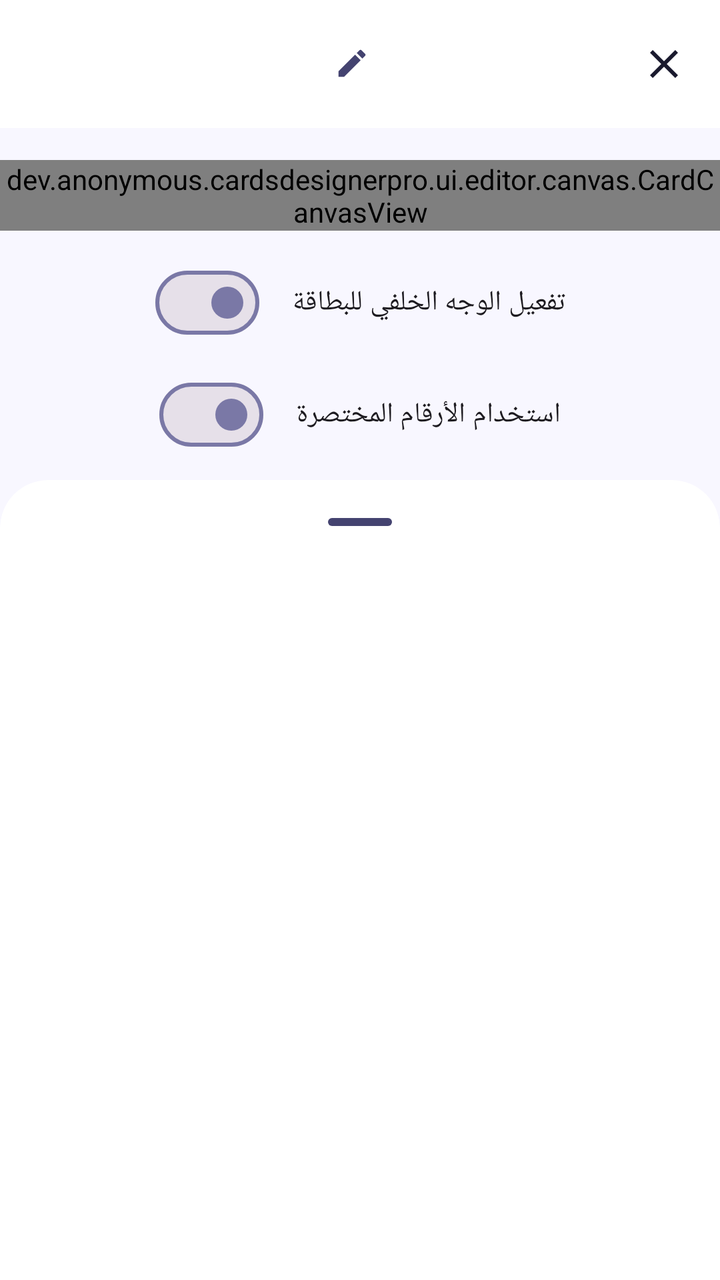
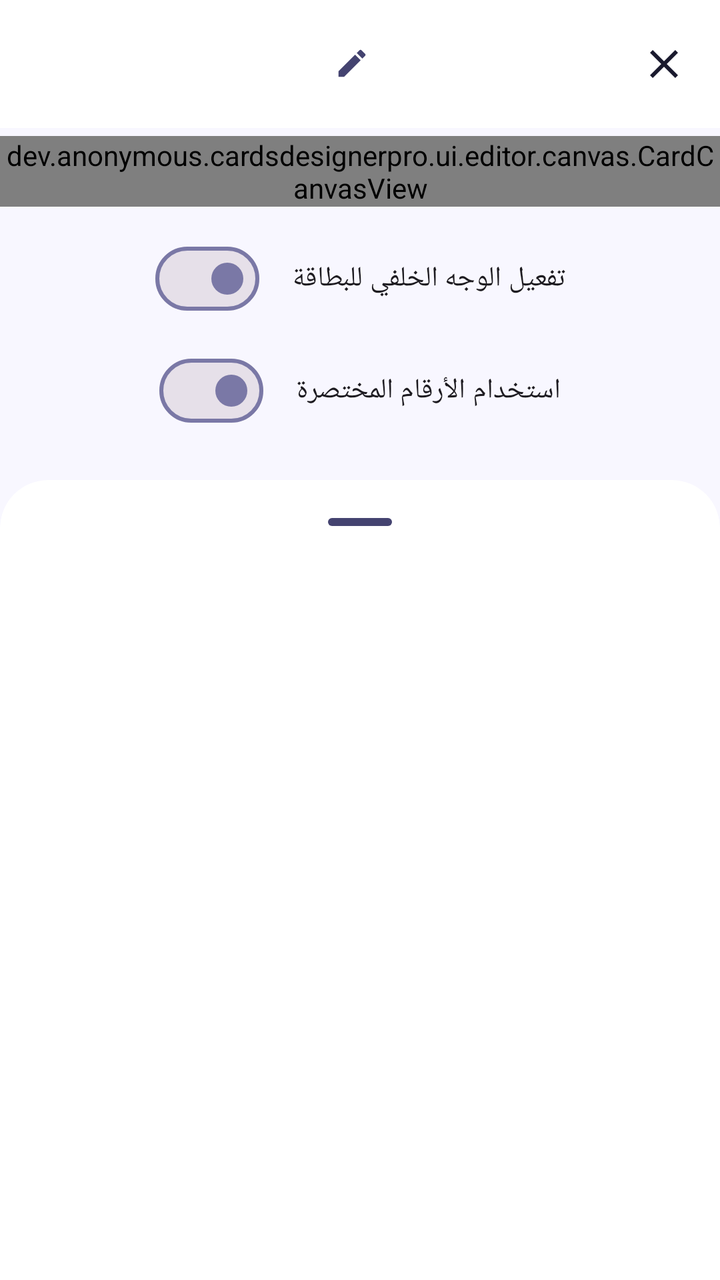

Before-and-after screenshots of an Android layout around one commit, followed by the original layout XML and the change that was made.
<!-- AndroidManifest.xml: application theme Theme.CardsDesignerPro -->
<!-- res/layout/activity_editor.xml -->
<?xml version="1.0" encoding="utf-8"?>
<FrameLayout xmlns:android="http://schemas.android.com/apk/res/android"
    xmlns:app="http://schemas.android.com/apk/res-auto"
    android:layout_width="match_parent"
    android:layout_height="match_parent"
    android:layoutDirection="rtl">

    <androidx.coordinatorlayout.widget.CoordinatorLayout
        android:layout_width="match_parent"
        android:layout_height="match_parent">

        
        <com.google.android.material.appbar.AppBarLayout
            android:id="@+id/app_bar"
            android:layout_width="match_parent"
            android:layout_height="wrap_content"
            android:background="?attr/colorSurface"
            app:liftOnScrollColor="@android:color/transparent">

            <com.google.android.material.appbar.MaterialToolbar
                android:id="@+id/toolbar"
                android:layout_width="match_parent"
                android:layout_height="?attr/actionBarSize"
                app:layout_scrollFlags="scroll|enterAlways|snap"
                app:navigationContentDescription="@string/btn_close"
                app:navigationIcon="@drawable/ic_close_24"
                app:navigationIconTint="?attr/colorOnSurface"
                app:title=" "
                app:titleTextColor="?attr/colorOnSurface">

                <LinearLayout
                    android:id="@+id/btn_edit_title"
                    android:layout_width="wrap_content"
                    android:layout_height="wrap_content"
                    android:layout_gravity="center"
                    android:background="?attr/selectableItemBackground"
                    android:clickable="true"
                    android:focusable="true"
                    android:gravity="center_vertical"
                    android:orientation="horizontal"
                    android:paddingHorizontal="16dp"
                    android:paddingVertical="8dp">

                    <TextView
                        android:id="@+id/tv_template_name"
                        android:layout_width="wrap_content"
                        android:layout_height="wrap_content"
                        android:layout_marginEnd="8dp"
                        android:textAppearance="?attr/textAppearanceTitleMedium"
                        android:textColor="?attr/colorOnSurface" />

                    <ImageView
                        android:layout_width="18dp"
                        android:layout_height="18dp"
                        android:src="@drawable/ic_rename_24"
                        app:tint="?attr/colorOnSurfaceVariant" />
                </LinearLayout>
            </com.google.android.material.appbar.MaterialToolbar>

        </com.google.android.material.appbar.AppBarLayout>

        
        <androidx.core.widget.NestedScrollView
            android:id="@+id/scroll_editor"
            android:layout_width="match_parent"
            android:layout_height="match_parent"
            android:clipToPadding="false"
            android:paddingBottom="300dp"
            app:layout_behavior="@string/appbar_scrolling_view_behavior">

            <androidx.constraintlayout.widget.ConstraintLayout
                android:layout_width="match_parent"
                android:layout_height="wrap_content"
                android:paddingBottom="48dp">

                
                <LinearLayout
                    android:id="@+id/ll_active_side_toggle"
                    android:layout_width="0dp"
                    android:layout_height="wrap_content"
                    android:layout_marginTop="16dp"
                    android:orientation="vertical"
                    android:gravity="center"
                    android:background="?attr/selectableItemBackground"
                    android:clickable="true"
                    android:focusable="true"
                    android:visibility="gone"
                    app:layout_constraintTop_toTopOf="parent"
                    app:layout_constraintStart_toStartOf="parent"
                    app:layout_constraintEnd_toEndOf="parent"
                    app:layout_constraintWidth_max="600dp">

                    <TextView
                        android:id="@+id/tv_side_title"
                        android:layout_width="wrap_content"
                        android:layout_height="wrap_content"
                        android:text="@string/editor_front_side_title"
                        android:textAppearance="?attr/textAppearanceTitleLarge"
                        android:textStyle="bold"
                        android:textColor="?attr/colorPrimary" />

                    <TextView
                        android:id="@+id/tv_side_subtitle"
                        android:layout_width="wrap_content"
                        android:layout_height="wrap_content"
                        android:layout_marginTop="2dp"
                        android:text="@string/editor_front_side_subtitle"
                        android:textAppearance="?attr/textAppearanceBodySmall"
                        android:textColor="?attr/colorOnSurfaceVariant" />
                </LinearLayout>

                
                <dev.anonymous.cardsdesignerpro.ui.editor.canvas.CardCanvasView
                    android:id="@+id/card_canvas"
                    android:layout_width="0dp"
                    android:layout_height="wrap_content"
                    android:layout_marginTop="16dp"
                    android:background="?attr/colorSurfaceVariant"
                    app:layout_constraintEnd_toEndOf="parent"
                    app:layout_constraintStart_toStartOf="parent"
                    app:layout_constraintTop_toBottomOf="@id/ll_active_side_toggle"
                    app:layout_constraintWidth_max="600dp" />

                
                <TextView
                    android:id="@+id/tv_out_of_bounds"
                    android:layout_width="0dp"
                    android:layout_height="wrap_content"
                    android:background="?attr/colorErrorContainer"
                    android:gravity="center"
                    android:paddingVertical="6dp"
                    android:text="@string/out_of_bounds_warning"
                    android:textAppearance="?attr/textAppearanceLabelMedium"
                    android:textColor="?attr/colorError"
                    android:visibility="gone"
                    app:layout_constraintEnd_toEndOf="parent"
                    app:layout_constraintStart_toStartOf="parent"
                    app:layout_constraintTop_toBottomOf="@id/card_canvas"
                    app:layout_constraintWidth_max="600dp" />



                
                <com.google.android.material.materialswitch.MaterialSwitch
                    android:id="@+id/switch_back_side"
                    android:layout_width="wrap_content"
                    android:layout_height="wrap_content"
                    android:layout_marginTop="12dp"
                    android:text="@string/label_enable_back_side"
                    android:textAppearance="?attr/textAppearanceBodyMedium"
                    app:layout_constraintEnd_toEndOf="parent"
                    app:layout_constraintStart_toStartOf="parent"
                    app:layout_constraintTop_toBottomOf="@id/tv_out_of_bounds" />

                
                <com.google.android.material.materialswitch.MaterialSwitch
                    android:id="@+id/switch_short_numbers"
                    android:layout_width="wrap_content"
                    android:layout_height="wrap_content"
                    android:layout_marginTop="8dp"
                    android:text="@string/label_short_numbers_switch"
                    android:textAppearance="?attr/textAppearanceBodyMedium"
                    app:layout_constraintEnd_toEndOf="parent"
                    app:layout_constraintStart_toStartOf="parent"
                    app:layout_constraintTop_toBottomOf="@id/switch_back_side" />

            </androidx.constraintlayout.widget.ConstraintLayout>
        </androidx.core.widget.NestedScrollView>

    </androidx.coordinatorlayout.widget.CoordinatorLayout>


    
    <com.google.android.material.card.MaterialCardView
        android:id="@+id/bottom_sheet_host"
        android:layout_width="match_parent"
        android:layout_height="400dp"
        android:layout_gravity="bottom"
        app:cardBackgroundColor="?attr/colorSurface"
        app:shapeAppearanceOverlay="@style/ShapeAppearanceOverlay.TopRounded"
        app:strokeWidth="0dp"
        android:clickable="true"
        android:focusable="true">

        <LinearLayout
            android:layout_width="match_parent"
            android:layout_height="match_parent"
            android:orientation="vertical">

            
            <com.google.android.material.bottomsheet.BottomSheetDragHandleView
                android:id="@+id/dragHandelView"
                android:layout_width="match_parent"
                android:layout_height="wrap_content" />

            
            <androidx.fragment.app.FragmentContainerView
                android:id="@+id/bottom_sheet_container"
                android:layout_width="match_parent"
                android:layout_height="match_parent" />

        </LinearLayout>
    </com.google.android.material.card.MaterialCardView>

</FrameLayout>
<!-- resources referenced by this layout -->
<resources>
  <!-- drawable ic_close_24 (drawable) -->
  <vector xmlns:android="http://schemas.android.com/apk/res/android"
      android:width="24dp"
      android:height="24dp"
      android:viewportWidth="24"
      android:viewportHeight="24">
      <path
          android:fillColor="#FF000000"
          android:pathData="M19,6.41L17.59,5 12,10.59 6.41,5 5,6.41 10.59,12 5,17.59 6.41,19 12,13.41 17.59,19 19,17.59 13.41,12z"/>
  </vector>
  <!-- drawable ic_rename_24 (drawable) -->
  <vector xmlns:android="http://schemas.android.com/apk/res/android"
      android:width="24dp"
      android:height="24dp"
      android:viewportWidth="24"
      android:viewportHeight="24">
    <path
        android:pathData="M3,17.25V21h3.75L17.81,9.94l-3.75,-3.75L3,17.25zM20.71,7.04c0.39,-0.39 0.39,-1.02 0,-1.41l-2.34,-2.34c-0.39,-0.39 -1.02,-0.39 -1.41,0l-1.83,1.83 3.75,3.75 1.83,-1.83z"
        android:fillColor="#000000"/>
  </vector>
  <string name="btn_close">إغلاق</string>
  <string name="editor_front_side_subtitle">إضغط لرؤية الوجه الخلفي</string>
  <string name="editor_front_side_title">الوجه الأمامي</string>
  <string name="label_enable_back_side">تفعيل الوجه الخلفي للبطاقة</string>
  <string name="label_short_numbers_switch">استخدام الأرقام المختصرة</string>
  <string name="out_of_bounds_warning">بعض العناصر أصبحت خارج حدود البطاقة</string>
  <style name="ShapeAppearanceOverlay.TopRounded" parent="">
          <item name="cornerFamily">rounded</item>
          <item name="cornerSizeTopLeft">24dp</item>
          <item name="cornerSizeTopRight">24dp</item>
          <item name="cornerSizeBottomLeft">0dp</item>
          <item name="cornerSizeBottomRight">0dp</item>
      </style>
  <style name="Theme.CardsDesignerPro" parent="Base.Theme.CardsDesignerPro" />
  <color name="md_theme_light_primary">#FF5B4FF2</color>
  <color name="md_theme_light_onPrimary">#FFFFFFFF</color>
  <color name="md_theme_light_primaryContainer">#FFE8E5FF</color>
  <color name="md_theme_light_onPrimaryContainer">#FF1A006E</color>
  <color name="md_theme_light_secondary">#FF00BFA5</color>
  <color name="md_theme_light_onSecondary">#FFFFFFFF</color>
  <color name="md_theme_light_background">#FFF8F7FF</color>
  <color name="md_theme_light_surface">#FFFFFFFF</color>
  <color name="md_theme_light_onSurface">#FF1A1A2E</color>
  <color name="md_theme_light_surfaceVariant">#FFE8E5FF</color>
  <color name="md_theme_light_onSurfaceVariant">#FF444370</color>
  <color name="md_theme_light_outline">#FF7A78A6</color>
  <color name="md_theme_light_error">#FFB3261E</color>
  <color name="md_theme_light_onError">#FFFFFFFF</color>
  <!-- unchanged entries left out for length: 1 -->
</resources>

<!-- the commit's change to res/layout/activity_editor.xml (unified diff, before → after) -->
@@ -78,16 +78,17 @@
                     android:id="@+id/ll_active_side_toggle"
                     android:layout_width="0dp"
                     android:layout_height="wrap_content"
-                    android:layout_marginTop="16dp"
-                    android:orientation="vertical"
-                    android:gravity="center"
-                    android:background="?attr/selectableItemBackground"
                     android:clickable="true"
                     android:focusable="true"
+                    android:gravity="center"
+                    android:orientation="vertical"
+                    android:paddingHorizontal="24dp"
+                    android:paddingTop="10dp"
+                    android:paddingBottom="8dp"
                     android:visibility="gone"
+                    app:layout_constraintEnd_toEndOf="parent"
+                    app:layout_constraintStart_toStartOf="parent"
                     app:layout_constraintTop_toTopOf="parent"
-                    app:layout_constraintStart_toStartOf="parent"
-                    app:layout_constraintEnd_toEndOf="parent"
                     app:layout_constraintWidth_max="600dp">
 
                     <TextView
@@ -96,8 +97,8 @@
                         android:layout_height="wrap_content"
                         android:text="@string/editor_front_side_title"
                         android:textAppearance="?attr/textAppearanceTitleLarge"
-                        android:textStyle="bold"
-                        android:textColor="?attr/colorPrimary" />
+                        android:textColor="?attr/colorPrimary"
+                        android:textStyle="bold" />
 
                     <TextView
                         android:id="@+id/tv_side_subtitle"
@@ -114,30 +115,12 @@
                     android:id="@+id/card_canvas"
                     android:layout_width="0dp"
                     android:layout_height="wrap_content"
-                    android:layout_marginTop="16dp"
+                    android:layout_marginTop="4dp"
                     android:background="?attr/colorSurfaceVariant"
                     app:layout_constraintEnd_toEndOf="parent"
                     app:layout_constraintStart_toStartOf="parent"
                     app:layout_constraintTop_toBottomOf="@id/ll_active_side_toggle"
                     app:layout_constraintWidth_max="600dp" />
-
-                
-                <TextView
-                    android:id="@+id/tv_out_of_bounds"
-                    android:layout_width="0dp"
-                    android:layout_height="wrap_content"
-                    android:background="?attr/colorErrorContainer"
-                    android:gravity="center"
-                    android:paddingVertical="6dp"
-                    android:text="@string/out_of_bounds_warning"
-                    android:textAppearance="?attr/textAppearanceLabelMedium"
-                    android:textColor="?attr/colorError"
-                    android:visibility="gone"
-                    app:layout_constraintEnd_toEndOf="parent"
-                    app:layout_constraintStart_toStartOf="parent"
-                    app:layout_constraintTop_toBottomOf="@id/card_canvas"
-                    app:layout_constraintWidth_max="600dp" />
-
 
 
                 
@@ -150,7 +133,7 @@
                     android:textAppearance="?attr/textAppearanceBodyMedium"
                     app:layout_constraintEnd_toEndOf="parent"
                     app:layout_constraintStart_toStartOf="parent"
-                    app:layout_constraintTop_toBottomOf="@id/tv_out_of_bounds" />
+                    app:layout_constraintTop_toBottomOf="@id/card_canvas" />
 
                 
                 <com.google.android.material.materialswitch.MaterialSwitch
@@ -176,11 +159,11 @@
         android:layout_width="match_parent"
         android:layout_height="400dp"
         android:layout_gravity="bottom"
+        android:clickable="true"
+        android:focusable="true"
         app:cardBackgroundColor="?attr/colorSurface"
         app:shapeAppearanceOverlay="@style/ShapeAppearanceOverlay.TopRounded"
-        app:strokeWidth="0dp"
-        android:clickable="true"
-        android:focusable="true">
+        app:strokeWidth="0dp">
 
         <LinearLayout
             android:layout_width="match_parent"
<!-- resource entries referenced after the edit -->
@@ -25,7 +25,6 @@
   <string name="editor_front_side_title">الوجه الأمامي</string>
   <string name="label_enable_back_side">تفعيل الوجه الخلفي للبطاقة</string>
   <string name="label_short_numbers_switch">استخدام الأرقام المختصرة</string>
-  <string name="out_of_bounds_warning">بعض العناصر أصبحت خارج حدود البطاقة</string>
   <style name="ShapeAppearanceOverlay.TopRounded" parent="">
           <item name="cornerFamily">rounded</item>
           <item name="cornerSizeTopLeft">24dp</item>
